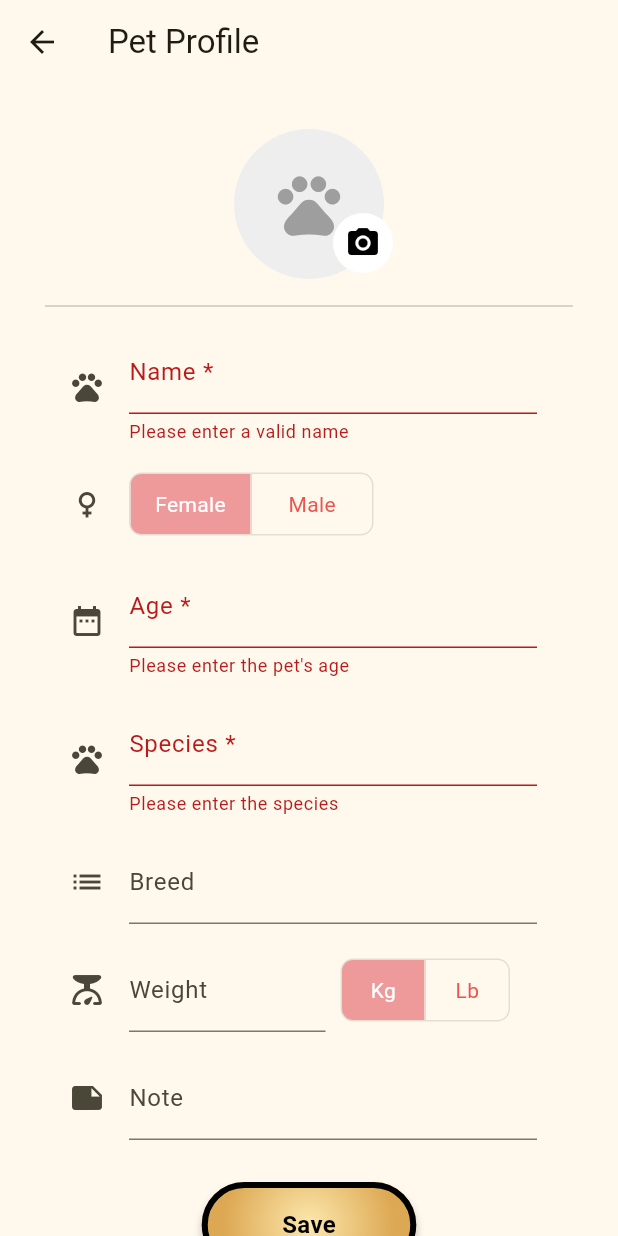
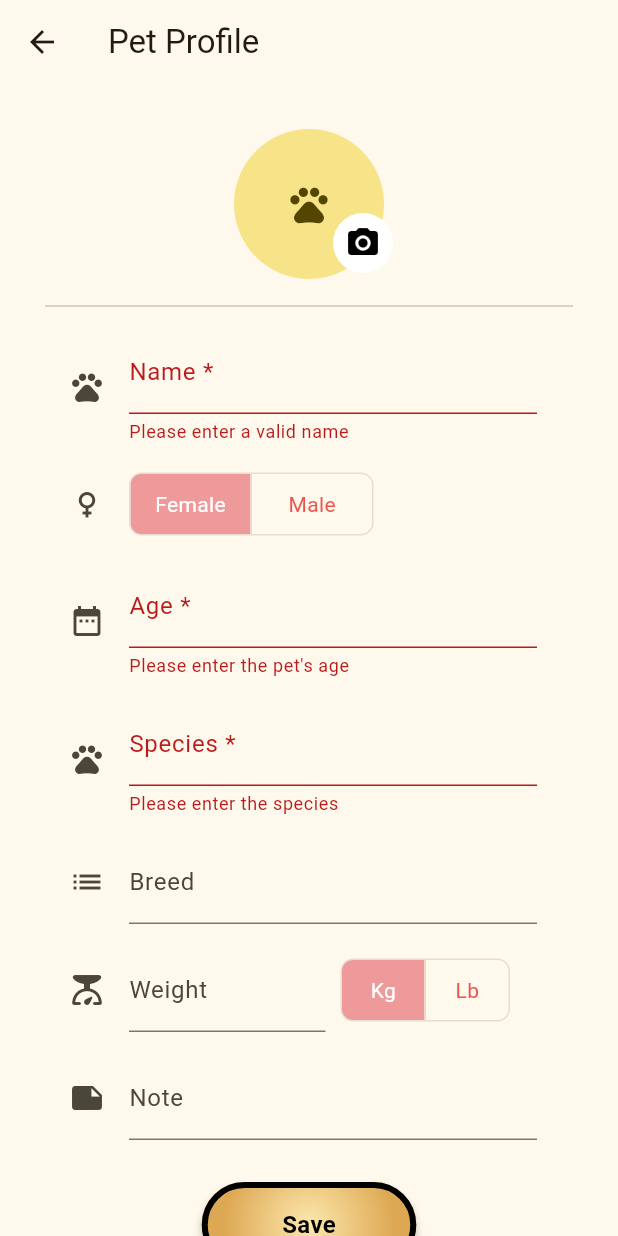
Before and after one commit to tpham66/furmate, a Flutter app: the PetProfile screen opened directly, after a tap on "Save", on a phone screen of 412 x 824 dp. Run offline on Flutter 3.47's test engine with Material 3 defaults, Android fonts, the phone set to English and light mode, and no system bars; our stand-ins replace cloud_firestore, firebase_ai, firebase_auth, firebase_core, flutter_local_notifications, flutter_timezone and 8 more; missing offline and left inert: firebase_app_check; accounts and stored records are empty.

Commit message:
add R2 cloudflare service for image storage

```diff
--- a/lib/screens/pet_profile.dart
+++ b/lib/screens/pet_profile.dart
@@ -1,8 +1,11 @@
 import 'dart:typed_data';
+import 'package:cloud_firestore/cloud_firestore.dart';
+import 'package:furmate/widgets/general/image.dart';
+import 'package:image_picker/image_picker.dart';
 import 'package:material_ui/material_ui.dart';
 import '../widgets/general/image_picker.dart';
+import '../services/images_service.dart';
 import '../widgets/general/button.dart';
-import 'package:get/get.dart';
 import '../data/pet.dart';
 import 'package:uuid/uuid.dart';
 import 'package:firebase_auth/firebase_auth.dart';
@@ -44,15 +47,24 @@ class PetProfileState extends State<PetProfile> {
   final List<bool> _selectedUnits = [true, false];
 
   Uint8List? _image;
+  XFile? _selectedImage;
   String? _existingImageUrl;
+
+  final ImageService _imageService = ImageService();
 
   Future<void> _pickImage() async {
     try {
-      final selectedImage = await _imagePickerService.pickImageFromGallery();
+      final selectedImage =
+          await _imagePickerService.pickImageFromGallery();
+
       if (selectedImage == null) return;
+
       final bytes = await selectedImage.readAsBytes();
+
       if (!mounted) return;
+
       setState(() {
+        _selectedImage = selectedImage;
         _image = bytes;
       });
     } catch (e) {
@@ -60,25 +72,21 @@ class PetProfileState extends State<PetProfile> {
     }
   }
 
+
   Future<void> _saveForm() async {
     if (!(_formKey.currentState?.validate() ?? false)) {
       return;
     }
 
     final user = FirebaseAuth.instance.currentUser;
-
     if (user == null) return;
 
-    // Reuse the ID when editing an existing pet.
     final petId = widget.petData?.id ?? const Uuid().v4();
 
-    // Preserve the existing photo if no new one was selected.
-    String imageUrl = widget.petData?.imagePath ?? '';
+    String imagePath = widget.petData?.imagePath ?? '';
 
     try {
-      // Image storage is not available yet as Firebase Storage is not free
-
-      // Create or update the Pet object.
+      // Save the pet first so its Firestore document exists.
       final data = Pet(
         id: petId,
         name: _nameController.text.trim(),
@@ -89,39 +97,42 @@ class PetProfileState extends State<PetProfile> {
         weight: double.tryParse(_weightController.text) ?? 0,
         weightUnit: weightUnit,
         note: _noteController.text.trim(),
-        imagePath: imageUrl,
+        imagePath: imagePath,
       );
 
-      // Save through your existing callback.
       await widget.onSave(data);
+
+      // Upload the new image only if one was selected.
+      if (_selectedImage != null) {
+        imagePath = await _imageService.uploadPetImage(
+          petId: petId,
+          image: _selectedImage!,
+        );
+
+        // Save the Cloudflare image reference in Firestore.
+        await FirebaseFirestore.instance
+            .collection('users')
+            .doc(user.uid)
+            .collection('pets')
+            .doc(petId)
+            .update({
+          'imagePath': imagePath,
+        });
+      }
 
       if (!mounted) return;
       Navigator.pop(context);
-    } on FirebaseException catch (e) {
-      debugPrint('Firebase Storage error: ${e.code} - ${e.message}');
-
-      if (!mounted) return;
-
-      Get.snackbar(
-        'Save Failed',
-        e.message ?? 'Unable to upload pet image.',
-      );
     } catch (e) {
       debugPrint('Failed to save pet: $e');
 
       if (!mounted) return;
 
-      Get.snackbar('Error', 'Failed to save pet: $e');
+      ScaffoldMessenger.of(context).showSnackBar(
+        SnackBar(
+          content: Text('Failed to save pet: $e'),
+        ),
+      );
     }
-  }
-
-  String getGender(List<bool> genders) {
-    if (genders[0]) {
-      return 'Female';
-    } else if (genders[1]) {
-      return 'Male';
-    }
-    return 'Unknown';
   }
 
   @override
@@ -147,6 +158,16 @@ class PetProfileState extends State<PetProfile> {
     }
   }
 
+  String getGender(List<bool> genders) {
+    if (genders[0]) {
+      return 'Female';
+    } else if (genders[1]) {
+      return 'Male';
+    } else {
+      return 'Unknown';
+    }
+  }
+
   @override
   Widget build(BuildContext context) {
     return Scaffold(
@@ -164,25 +185,16 @@ class PetProfileState extends State<PetProfile> {
                 Stack(
                   clipBehavior: Clip.none,
                   children: [
-                    CircleAvatar(
-                      radius: 50,
-                      backgroundColor: Colors.grey.shade200,
-                      backgroundImage: _image != null
-                          ? MemoryImage(_image!)
-                          : (_existingImageUrl != null &&
-                                  _existingImageUrl!.startsWith('https://'))
-                              ? NetworkImage(_existingImageUrl!)
-                              : null,
-                      child: _image == null &&
-                              (_existingImageUrl == null ||
-                                  !_existingImageUrl!.startsWith('https://'))
-                          ? const Icon(
-                              Icons.pets,
-                              size: 50,
-                              color: Colors.grey,
-                            )
-                          : null,
-                    ),
+                  _image != null
+                      ? CircleAvatar(
+                          radius: 50,
+                          backgroundImage: MemoryImage(_image!),
+                        )
+                      : CustomImage(
+                          id: widget.petData?.id ?? '',
+                          imagePath: _existingImageUrl ?? '',
+                        ),
+
                     Positioned(
                       bottom: 0,
                       right: -10,
--- a/lib/screens/settings.dart
+++ b/lib/screens/settings.dart
@@ -1,10 +1,8 @@
 import 'package:firebase_auth/firebase_auth.dart';
 import 'package:cloud_firestore/cloud_firestore.dart';
 import 'package:material_ui/material_ui.dart';
-import 'package:furmate/screens/signin.dart';
 import '../services/settings/enable_notifications.dart';
 import '../widgets/general/error_dialog.dart';
-import 'package:get/get.dart';
 import 'user_profile.dart';
 import '../services/authentication/google_auth_service.dart';
 import 'package:url_launcher/url_launcher.dart';
@@ -135,7 +133,7 @@ class SettingsState extends State<Settings> {
 
       if (!mounted) return;
 
-      Get.offAll(() => SignIn());
+      Navigator.pushNamedAndRemoveUntil(context, '/splashscreen', (Route<dynamic> route) => false);
     } catch (e) {
       debugPrint('Sign out error: $e');
     }
@@ -154,7 +152,7 @@ class SettingsState extends State<Settings> {
             title: Text('Edit Profile'),
             leading: Icon(Icons.person),
             onTap: () {
-              Get.to(() => UserProfile());
+              Navigator.push(context, MaterialPageRoute(builder: (context) => const UserProfile()));
             },
           ),
           Divider(),
--- /dev/null
+++ b/lib/widgets/general/image.dart
@@ -0,0 +1,94 @@
+
+import 'dart:typed_data';
+
+import 'package:material_ui/material_ui.dart';
+import 'package:furmate/services/images_service.dart';
+
+class CustomImage extends StatefulWidget {
+  final String id;
+  final String imagePath;
+  final double size;
+
+  const CustomImage({
+    super.key,
+    required this.id,
+    required this.imagePath,
+    this.size = 50,
+  });
+
+  @override
+  State<CustomImage> createState() => _CustomImageState();
+}
+
+class _CustomImageState extends State<CustomImage> {
+  final ImageService _imageService = ImageService();
+
+  Future<Uint8List>? _imageFuture;
+
+  @override
+  void initState() {
+    super.initState();
+    _loadImage();
+  }
+
+  void _loadImage() {
+    if (widget.imagePath.startsWith('/api/pets/')) {
+      // Pet image
+      _imageFuture = _imageService.getPetImage(widget.id);
+    } else if (widget.imagePath == '/api/users/me/image') {
+      // User profile image
+      _imageFuture = _imageService.getUserImage();
+    } else {
+      _imageFuture = null;
+    }
+  }
+
+  @override
+  void didUpdateWidget(covariant CustomImage oldWidget) {
+    super.didUpdateWidget(oldWidget);
+
+    if (oldWidget.id != widget.id ||
+        oldWidget.imagePath != widget.imagePath) {
+      _loadImage();
+    }
+  }
+
+  @override
+  Widget build(BuildContext context) {
+    if (_imageFuture == null) {
+      return CircleAvatar(
+        radius: widget.size,
+        child: Icon(
+          widget.imagePath == '/api/users/me/image'
+              ? Icons.person
+              : Icons.pets, size: 30
+        ),
+      );
+    }
+
+    return FutureBuilder<Uint8List>(
+      future: _imageFuture,
+      builder: (context, snapshot) {
+        if (snapshot.hasError) {
+          debugPrint('Failed to load image: ${snapshot.error}');
+        }
+
+        if (!snapshot.hasData) {
+          return CircleAvatar(
+            radius: widget.size,
+            child: Icon(
+              widget.imagePath == '/api/users/me/image'
+                  ? Icons.person
+                  : Icons.pets, size: 30
+            ),
+          );
+        }
+
+        return CircleAvatar(
+          radius: widget.size,
+          backgroundImage: MemoryImage(snapshot.data!),
+        );
+      },
+    );
+  }
+}
```
Also changed, not shown: lib/screens/pet_dashboard.dart (+9 -34 lines), lib/screens/pet_list.dart (+7 -10 lines), lib/screens/user_profile.dart (+119 -30 lines), lib/services/images_service.dart (added, +90 -0 lines), flutter_02.png (added).
